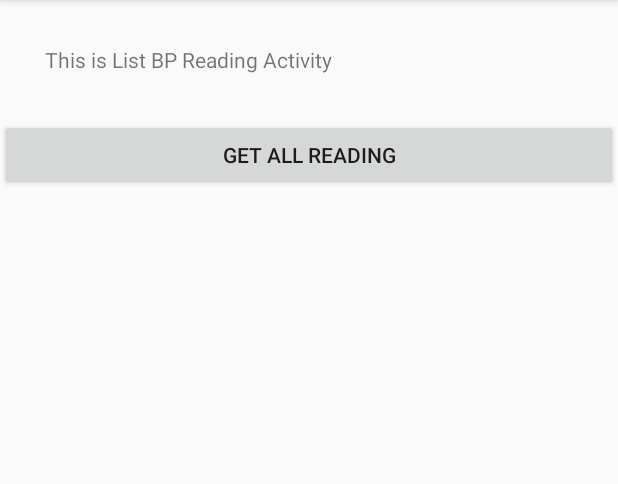
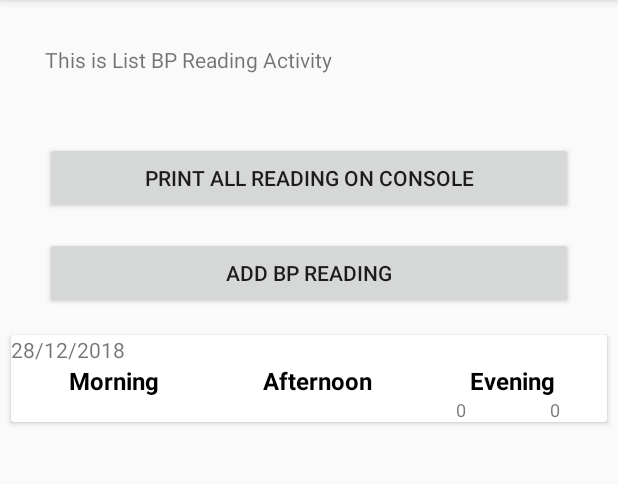
Before and after one commit to AzarePuasa/HealthMonitor, an Android app: the ListBPReading screen opened directly, with no data from a screen before it, on a phone screen of 412 x 824 dp, the part 84-568 px from its top. Run offline under Robolectric (Android 15) with nearby library versions, the phone set to English and light mode, and no system bars; 4 statements that could not run were skipped.

Commit message:
add new activity for adding new BP reading.

```diff
--- a/app/src/main/AndroidManifest.xml
+++ b/app/src/main/AndroidManifest.xml
@@ -17,7 +17,8 @@
             </intent-filter>
         </activity>
         <activity android:name=".ListBPReading" />
-        <activity android:name=".DummyBPActivity"></activity>
+        <activity android:name=".DummyBPActivity" />
+        <activity android:name=".AddBPReading"></activity>
     </application>
 
 </manifest>
--- a/app/src/main/java/com/azare/app/healthmonitor/BPReadingAdapter.java
+++ b/app/src/main/java/com/azare/app/healthmonitor/BPReadingAdapter.java
@@ -36,19 +36,28 @@
 
         DailyBPReading dailyBPReading = dailyBPReadings.getDailyReadings().get(position);
 
-        holder.tvReadingDate.setText(dailyBPReading.getDate());
+        String strDate = dailyBPReading.getDate();
+        String strMorningSys =  String.valueOf(dailyBPReading.getMorningBP().getSystolic());
+        String strMorningDia = String.valueOf(dailyBPReading.getMorningBP().getDiastolic());
 
-        Log.i("Health Monitor", "Reading morning: " + dailyBPReading.getMorningBP().getSystolic() );
+        String strAfternoonSys = String.valueOf(dailyBPReading.getAfternoonBP().getSystolic());
+        String strAfternoonDia = String.valueOf(dailyBPReading.getAfternoonBP().getDiastolic());
 
-        holder.tvMorningSystolic.setText(String.valueOf(dailyBPReading.getMorningBP().getSystolic()));
-        holder.tvMorningDiastolic.setText(String.valueOf(dailyBPReading.getMorningBP().getDiastolic()));
+        String strEveningSys = String.valueOf(dailyBPReading.getEveningBP().getSystolic());
+        String strEveningDia = String.valueOf(dailyBPReading.getEveningBP().getDiastolic());
 
-        holder.tvAfternoonSystolic.setText(String.valueOf(dailyBPReading.getAfternoonBP().getSystolic()));
-        holder.tvAfternoonDiastolic.setText(String.valueOf(dailyBPReading.getAfternoonBP().getDiastolic()));
+        Log.i("Health Monitor", "Reading morning: " + strMorningSys);
 
-        holder.tvEveningSystolic.setText(String.valueOf(dailyBPReading.getEveningBP().getSystolic()));
-        holder.tvEveningDiastolic.setText(String.valueOf(dailyBPReading.getEveningBP().getDiastolic()));
+        holder.tvReadingDate.setText(strDate);
 
+        holder.tvMorningSystolic.setText(strMorningSys);
+        holder.tvMorningDiastolic.setText(strMorningDia);
+
+        holder.tvAfternoonSystolic.setText(strAfternoonSys);
+        holder.tvAfternoonDiastolic.setText(strAfternoonDia);
+
+        holder.tvEveningSystolic.setText(strEveningSys);
+        holder.tvEveningDiastolic.setText(strEveningDia);
     }
 
     @Override
--- a/app/src/main/java/com/azare/app/healthmonitor/ListBPReading.java
+++ b/app/src/main/java/com/azare/app/healthmonitor/ListBPReading.java
@@ -1,13 +1,13 @@
 package com.azare.app.healthmonitor;
 
+import android.content.Intent;
+import android.os.Bundle;
 import android.support.v7.app.AppCompatActivity;
-import android.os.Bundle;
 import android.support.v7.widget.LinearLayoutManager;
 import android.support.v7.widget.RecyclerView;
 import android.util.Log;
 import android.view.View;
 import android.widget.Button;
-import android.widget.ListView;
 
 import com.azare.app.healthmonitor.db.DAOBPReading;
 import com.azare.app.healthmonitor.model.DailyBPReadings;
@@ -17,11 +17,14 @@
  */
 public class ListBPReading extends AppCompatActivity {
 
+    DAOBPReading daobpReading;
+
     RecyclerView recyclerView;
     BPReadingAdapter bpReadingAdapter;
 
     Button btnGetAllBPReading;
-    DAOBPReading daobpReading;
+    Button btnAddBPReading;
+
 
     @Override
     protected void onCreate(Bundle savedInstanceState) {
@@ -45,6 +48,10 @@
 
         btnGetAllBPReading.setOnClickListener(btnGetAllReadingClicked);
 
+        btnAddBPReading = (Button)findViewById(R.id.btnAddBPReading);
+
+        btnAddBPReading.setOnClickListener(btnAddBPReadingClicked);
+
     }
 
     private View.OnClickListener btnGetAllReadingClicked = new View.OnClickListener() {
@@ -58,4 +65,13 @@
 
         }
     };
+
+    private View.OnClickListener btnAddBPReadingClicked = new View.OnClickListener() {
+
+        @Override
+        public void onClick(View v) {
+            Intent bpReadingIntent = new Intent(getApplicationContext(), AddBPReading.class);
+            startActivity(bpReadingIntent);
+        }
+    };
 }
--- a/app/src/main/java/com/azare/app/healthmonitor/db/DAOBPReading.java
+++ b/app/src/main/java/com/azare/app/healthmonitor/db/DAOBPReading.java
@@ -89,7 +89,8 @@
 
             try {
                 if (type == BPREADTYPE.MORNING) {
-                    MorningBPReading morningBPReading = new MorningBPReading(iDay,iMonth,iYear,iSystolic,iDiastolic);
+                    MorningBPReading morningBPReading = new MorningBPReading(
+                            iDay,iMonth,iYear,iSystolic,iDiastolic);
                     morningBPReading.setTimestamp(timestamp);
                     allDailyBPReadings.addMorningReading(strDate, morningBPReading);
                 }
--- a/app/src/main/res/layout/activity_list_bpreading.xml
+++ b/app/src/main/res/layout/activity_list_bpreading.xml
@@ -18,7 +18,19 @@
         android:id="@+id/btnGetAllReading"
         android:layout_width="match_parent"
         android:layout_height="wrap_content"
+        android:layout_marginLeft="30dp"
+        android:layout_marginRight="30dp"
+        android:layout_marginTop="15dp"
         android:text="@string/getallbpreading" />
+
+    <Button
+        android:id="@+id/btnAddBPReading"
+        android:layout_width="match_parent"
+        android:layout_height="wrap_content"
+        android:layout_marginLeft="30dp"
+        android:layout_marginRight="30dp"
+        android:layout_marginTop="15dp"
+        android:text="@string/addBPReading" />
 
     <android.support.v7.widget.RecyclerView
         android:id="@+id/allBPReading"
--- a/app/src/main/res/values/strings.xml
+++ b/app/src/main/res/values/strings.xml
@@ -9,10 +9,19 @@
     <string name="diastolic">Diastolic</string>
     <string name="dummybpinfo">This Activity Generates Dummy BP Readings</string>
     <string name="dummybp">Generate Dummy BP Reading</string>
-    <string name="getallbpreading">Get All Reading</string>
+    <string name="getallbpreading">Print All Reading on Console</string>
     <string name="morninglbl">Morning</string>
     <string name="afternoonlbl">Afternoon</string>
     <string name="eveninglbl">Evening</string>
     <string name="systolicplch">iSys</string>
     <string name="diastolicplc">iDia</string>
+    <string name="addBPReading">Add BP Reading</string>
+    <string name="addbpintro">This is Add BP Reading Activity</string>
+    <string name="datelbl">Date:</string>
+    <string name="typelbl">Type:</string>
+    <string name="systoliclbl">Systolic:</string>
+    <string name="diastoliclbl">Diastolic:</string>
+    <string name="submitbtnlbl">Submit</string>
+    <string name="systolichint">120</string>
+    <string name="diastolichint">80</string>
 </resources>
```
Also changed, not shown: app/src/main/java/com/azare/app/healthmonitor/AddBPReading.java (added, +96 -0 lines), app/src/main/java/com/azare/app/healthmonitor/model/BPREADTYPE.java (+9 -3 lines), app/src/main/java/com/azare/app/healthmonitor/utils/HMUtils.java (+20 -0 lines), app/src/main/res/layout/activity_add_bpreading.xml (added, +102 -0 lines).
